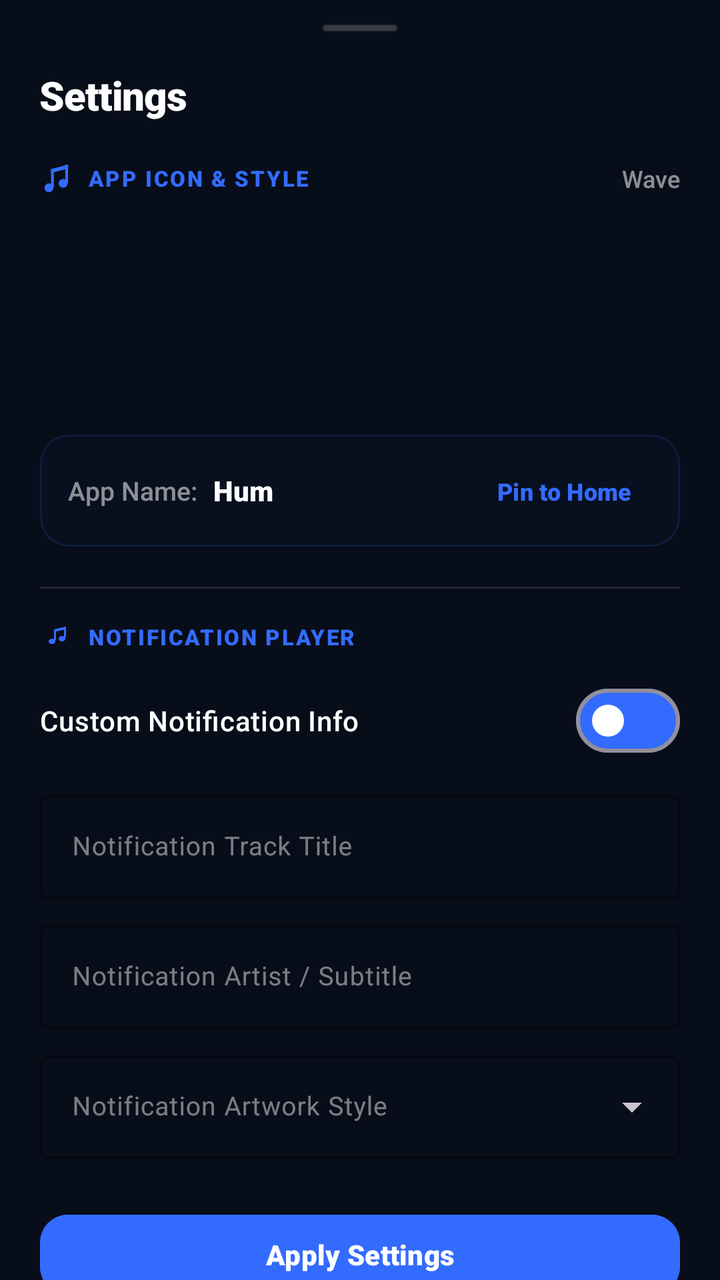
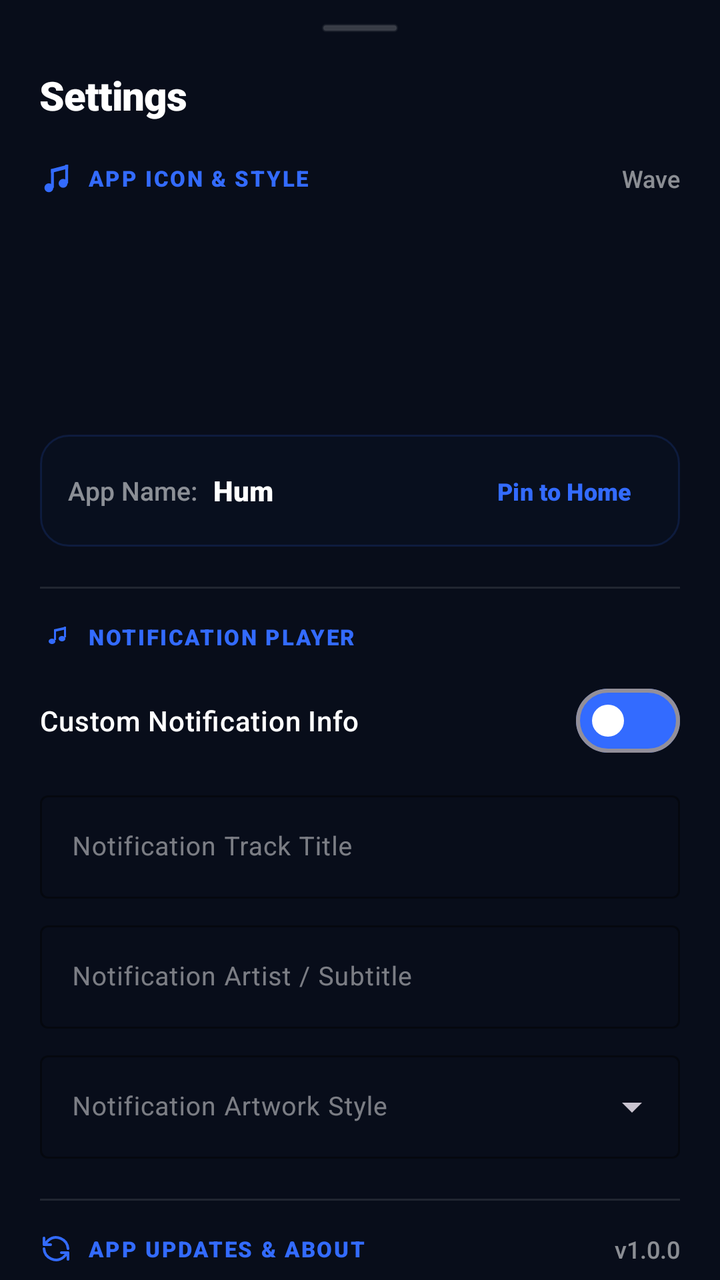

Two renders of the same Android screen: before a commit and after it. Below are the layout's source before the change and the commit's diff.
<!-- AndroidManifest.xml: application theme Theme.BraveMusic -->
<!-- res/layout/dialog_settings.xml -->
<?xml version="1.0" encoding="utf-8"?>
<androidx.core.widget.NestedScrollView xmlns:android="http://schemas.android.com/apk/res/android"
    xmlns:app="http://schemas.android.com/apk/res-auto"
    android:layout_width="match_parent"
    android:layout_height="wrap_content"
    android:background="#080D1A"
    android:overScrollMode="never">

    <LinearLayout
        android:layout_width="match_parent"
        android:layout_height="wrap_content"
        android:orientation="vertical"
        android:paddingHorizontal="20dp"
        android:paddingTop="12dp"
        android:paddingBottom="24dp">

        
        <View
            android:layout_width="38dp"
            android:layout_height="4dp"
            android:layout_gravity="center_horizontal"
            android:layout_marginBottom="18dp"
            android:background="@drawable/bg_drop_loading_pill"
            android:backgroundTint="#33FFFFFF" />

        
        <LinearLayout
            android:layout_width="match_parent"
            android:layout_height="wrap_content"
            android:gravity="center_vertical"
            android:orientation="horizontal">

            <TextView
                android:layout_width="0dp"
                android:layout_height="wrap_content"
                android:layout_weight="1"
                android:text="Settings"
                android:textColor="#FFFFFF"
                android:textSize="20sp"
                android:fontFamily="sans-serif-black"
                android:letterSpacing="-0.02" />
        </LinearLayout>

        
        <LinearLayout
            android:id="@+id/headerIconSection"
            android:layout_width="match_parent"
            android:layout_height="wrap_content"
            android:layout_marginTop="20dp"
            android:gravity="center_vertical"
            android:orientation="horizontal">

            <ImageView
                android:layout_width="16dp"
                android:layout_height="16dp"
                android:src="@drawable/ic_music_note_small"
                app:tint="@color/neon_coral"
                android:contentDescription="Icon" />

            <TextView
                android:layout_width="0dp"
                android:layout_height="wrap_content"
                android:layout_marginStart="8dp"
                android:layout_weight="1"
                android:text="APP ICON &amp; STYLE"
                android:textColor="@color/neon_coral"
                android:textSize="11sp"
                android:fontFamily="sans-serif-black"
                android:letterSpacing="0.08" />

            <TextView
                android:id="@+id/tvActiveIconLabel"
                android:layout_width="wrap_content"
                android:layout_height="wrap_content"
                android:text="Wave"
                android:textColor="#88FFFFFF"
                android:textSize="12sp"
                android:fontFamily="sans-serif-medium" />
        </LinearLayout>

        
        <androidx.recyclerview.widget.RecyclerView
            android:id="@+id/rvIconStyles"
            android:layout_width="match_parent"
            android:layout_height="96dp"
            android:layout_marginTop="12dp"
            android:clipToPadding="false"
            android:overScrollMode="never"
            android:scrollbars="none" />

        
        <LinearLayout
            android:layout_width="match_parent"
            android:layout_height="wrap_content"
            android:layout_marginTop="12dp"
            android:background="@drawable/bg_settings_card"
            android:paddingHorizontal="14dp"
            android:paddingVertical="10dp"
            android:gravity="center_vertical"
            android:orientation="horizontal">

            <TextView
                android:layout_width="wrap_content"
                android:layout_height="wrap_content"
                android:text="App Name:"
                android:textColor="#88FFFFFF"
                android:textSize="13sp"
                android:fontFamily="sans-serif-medium" />

            <TextView
                android:id="@+id/tvAppNameFixed"
                android:layout_width="0dp"
                android:layout_height="wrap_content"
                android:layout_marginStart="8dp"
                android:layout_weight="1"
                android:text="Hum"
                android:textColor="#FFFFFF"
                android:textSize="14sp"
                android:fontFamily="sans-serif-black" />

            <com.google.android.material.button.MaterialButton
                android:id="@+id/btnPinShortcut"
                style="@style/Widget.Material3.Button.TextButton"
                android:layout_width="wrap_content"
                android:layout_height="36dp"
                android:paddingHorizontal="8dp"
                android:text="Pin to Home"
                android:textColor="@color/neon_coral"
                android:textSize="12sp"
                android:fontFamily="sans-serif-black" />
        </LinearLayout>

        
        <View
            android:layout_width="match_parent"
            android:layout_height="1dp"
            android:layout_marginTop="20dp"
            android:layout_marginBottom="16dp"
            android:background="#1AFFFFFF" />

        
        <LinearLayout
            android:layout_width="match_parent"
            android:layout_height="wrap_content"
            android:gravity="center_vertical"
            android:orientation="horizontal">

            <ImageView
                android:layout_width="16dp"
                android:layout_height="16dp"
                android:src="@drawable/ic_notification_music"
                app:tint="@color/neon_coral"
                android:contentDescription="Notification" />

            <TextView
                android:layout_width="wrap_content"
                android:layout_marginStart="8dp"
                android:layout_height="wrap_content"
                android:text="NOTIFICATION PLAYER"
                android:textColor="@color/neon_coral"
                android:textSize="11sp"
                android:fontFamily="sans-serif-black"
                android:letterSpacing="0.08" />
        </LinearLayout>

        <com.google.android.material.materialswitch.MaterialSwitch
            android:id="@+id/switchCustomMetadata"
            android:layout_width="match_parent"
            android:layout_height="wrap_content"
            android:layout_marginTop="10dp"
            android:text="Custom Notification Info"
            android:textColor="#FFFFFF"
            android:textSize="14sp"
            android:fontFamily="sans-serif-medium"
            app:thumbTint="#FFFFFF"
            app:trackTint="@color/neon_coral" />

        
        <LinearLayout
            android:id="@+id/layoutCustomFields"
            android:layout_width="match_parent"
            android:layout_height="wrap_content"
            android:layout_marginTop="8dp"
            android:orientation="vertical">

            <com.google.android.material.textfield.TextInputLayout
                android:layout_width="match_parent"
                android:layout_height="wrap_content"
                android:hint="Notification Track Title"
                android:textColorHint="#77FFFFFF"
                app:boxStrokeColor="@color/neon_coral"
                app:boxStrokeWidth="1dp"
                app:boxStrokeWidthFocused="1.5dp">

                <com.google.android.material.textfield.TextInputEditText
                    android:id="@+id/etCustomTitle"
                    android:layout_width="match_parent"
                    android:layout_height="wrap_content"
                    android:singleLine="true"
                    android:textColor="#FFFFFF"
                    android:textSize="13sp" />
            </com.google.android.material.textfield.TextInputLayout>

            <com.google.android.material.textfield.TextInputLayout
                android:layout_width="match_parent"
                android:layout_height="wrap_content"
                android:layout_marginTop="8dp"
                android:hint="Notification Artist / Subtitle"
                android:textColorHint="#77FFFFFF"
                app:boxStrokeColor="@color/neon_coral"
                app:boxStrokeWidth="1dp"
                app:boxStrokeWidthFocused="1.5dp">

                <com.google.android.material.textfield.TextInputEditText
                    android:id="@+id/etCustomArtist"
                    android:layout_width="match_parent"
                    android:layout_height="wrap_content"
                    android:singleLine="true"
                    android:textColor="#FFFFFF"
                    android:textSize="13sp" />
            </com.google.android.material.textfield.TextInputLayout>

            <com.google.android.material.textfield.TextInputLayout
                android:id="@+id/layoutArtworkDropdown"
                style="@style/Widget.Material3.TextInputLayout.OutlinedBox.ExposedDropdownMenu"
                android:layout_width="match_parent"
                android:layout_height="wrap_content"
                android:layout_marginTop="8dp"
                android:hint="Notification Artwork Style"
                android:textColorHint="#77FFFFFF"
                app:boxStrokeColor="@color/neon_coral"
                app:boxStrokeWidth="1dp"
                app:boxStrokeWidthFocused="1.5dp">

                <com.google.android.material.textfield.MaterialAutoCompleteTextView
                    android:id="@+id/actvArtwork"
                    android:layout_width="match_parent"
                    android:layout_height="wrap_content"
                    android:inputType="none"
                    android:textColor="#FFFFFF"
                    android:textSize="13sp" />
            </com.google.android.material.textfield.TextInputLayout>
        </LinearLayout>

        
        <com.google.android.material.button.MaterialButton
            android:id="@+id/btnSaveSettings"
            android:layout_width="match_parent"
            android:layout_height="48dp"
            android:layout_marginTop="24dp"
            android:backgroundTint="@color/neon_coral"
            android:text="Apply Settings"
            android:textColor="#FFFFFF"
            android:textSize="14sp"
            android:fontFamily="sans-serif-black"
            app:cornerRadius="14dp" />

    </LinearLayout>
</androidx.core.widget.NestedScrollView>
<!-- resources referenced by this layout -->
<resources>
  <color name="neon_coral">#336BFF</color>
  <!-- drawable bg_drop_loading_pill (drawable) -->
  <?xml version="1.0" encoding="utf-8"?>
  <shape xmlns:android="http://schemas.android.com/apk/res/android"
      android:shape="rectangle">
      <solid android:color="#F2080D1A" />
      <stroke
          android:width="1.2dp"
          android:color="#4D336BFF" />
      <corners android:radius="24dp" />
  </shape>
  <!-- drawable bg_settings_card (drawable) -->
  <?xml version="1.0" encoding="utf-8"?>
  <shape xmlns:android="http://schemas.android.com/apk/res/android"
      android:shape="rectangle">
      <solid android:color="#14182B4A" />
      <stroke
          android:width="1dp"
          android:color="#26336BFF" />
      <corners android:radius="14dp" />
  </shape>
  <!-- drawable ic_music_note_small (drawable) -->
  <?xml version="1.0" encoding="utf-8"?>
  <vector xmlns:android="http://schemas.android.com/apk/res/android"
      android:width="18dp"
      android:height="18dp"
      android:viewportWidth="18"
      android:viewportHeight="18">
      
      <path
          android:fillColor="#FF5500"
          android:pathData="M5,12 a2.5,2.5 0 1,1 0,5 a2.5,2.5 0 1,1 0,-5 Z" />
      <path
          android:fillColor="#FF5500"
          android:pathData="M13,9.5 a2.5,2.5 0 1,1 0,5 a2.5,2.5 0 1,1 0,-5 Z" />
      <path
          android:fillColor="#FF5500"
          android:pathData="M6.2,4 h1.6 v10.5 h-1.6 Z" />
      <path
          android:fillColor="#FF5500"
          android:pathData="M14.2,1.5 h1.6 v10.5 h-1.6 Z" />
      <path
          android:fillColor="#FF5500"
          android:pathData="M6.2,4 L15.8,1.5 L15.8,3.7 L6.2,6.2 Z" />
  </vector>
  <!-- drawable ic_notification_music (drawable) -->
  <?xml version="1.0" encoding="utf-8"?>
  <vector xmlns:android="http://schemas.android.com/apk/res/android"
      android:width="24dp"
      android:height="24dp"
      android:viewportWidth="24"
      android:viewportHeight="24">
      
      <path
          android:fillColor="#FFFFFF"
          android:pathData="M9,13.5 C10.4,13.5 11.5,14.4 11.5,15.5 C11.5,16.6 10.4,17.5 9,17.5 C7.6,17.5 6.5,16.6 6.5,15.5 C6.5,14.4 7.6,13.5 9,13.5 Z" />
      <path
          android:fillColor="#FFFFFF"
          android:pathData="M10.5,6.5 h1.5 v8 h-1.5 Z" />
      <path
          android:fillColor="#FFFFFF"
          android:pathData="M16.5,11.5 C17.9,11.5 19,12.4 19,13.5 C19,14.6 17.9,15.5 16.5,15.5 C15.1,15.5 14,14.6 14,13.5 C14,12.4 15.1,11.5 16.5,11.5 Z" />
      <path
          android:fillColor="#FFFFFF"
          android:pathData="M18,4.5 h1.5 v8 h-1.5 Z" />
      <path
          android:fillColor="#FFFFFF"
          android:pathData="M10.5,6.5 L19.5,4.5 L19.5,6.5 L10.5,8.5 Z" />
  </vector>
  <style name="Theme.BraveMusic" parent="Theme.Material3.Dark.NoActionBar">
          <item name="android:statusBarColor">@color/oled_black</item>
          <item name="android:navigationBarColor">@color/oled_black</item>
          <item name="android:windowBackground">@color/oled_black</item>
          <item name="colorPrimary">@color/brave_orange</item>
          <item name="colorSurface">@color/oled_black</item>
      </style>
  <color name="oled_black">#000000</color>
  <color name="brave_orange">#FF5500</color>
</resources>

<!-- the commit's change to res/layout/dialog_settings.xml (unified diff, before → after) -->
@@ -243,6 +243,66 @@
         </LinearLayout>
 
         
+        <View
+            android:layout_width="match_parent"
+            android:layout_height="1dp"
+            android:layout_marginTop="20dp"
+            android:layout_marginBottom="16dp"
+            android:background="#1AFFFFFF" />
+
+        
+        <LinearLayout
+            android:layout_width="match_parent"
+            android:layout_height="wrap_content"
+            android:gravity="center_vertical"
+            android:orientation="horizontal">
+
+            <ImageView
+                android:layout_width="16dp"
+                android:layout_height="16dp"
+                android:src="@drawable/ic_update"
+                app:tint="@color/neon_coral"
+                android:contentDescription="Updates" />
+
+            <TextView
+                android:layout_width="0dp"
+                android:layout_height="wrap_content"
+                android:layout_marginStart="8dp"
+                android:layout_weight="1"
+                android:text="APP UPDATES &amp; ABOUT"
+                android:textColor="@color/neon_coral"
+                android:textSize="11sp"
+                android:fontFamily="sans-serif-black"
+                android:letterSpacing="0.08" />
+
+            <TextView
+                android:id="@+id/tvCurrentVersion"
+                android:layout_width="wrap_content"
+                android:layout_height="wrap_content"
+                android:text="v1.0.0"
+                android:textColor="#88FFFFFF"
+                android:textSize="12sp"
+                android:fontFamily="sans-serif-medium" />
+        </LinearLayout>
+
+        <com.google.android.material.button.MaterialButton
+            android:id="@+id/btnCheckForUpdates"
+            style="@style/Widget.Material3.Button.OutlinedButton"
+            android:layout_width="match_parent"
+            android:layout_height="48dp"
+            android:layout_marginTop="12dp"
+            android:text="Check for updates"
+            android:textColor="#FFFFFF"
+            android:textSize="13sp"
+            android:fontFamily="sans-serif-bold"
+            app:strokeColor="#33FFFFFF"
+            app:strokeWidth="1dp"
+            app:cornerRadius="14dp"
+            app:icon="@drawable/ic_update"
+            app:iconGravity="textStart"
+            app:iconTint="#FFFFFF" />
+
+        
         <com.google.android.material.button.MaterialButton
             android:id="@+id/btnSaveSettings"
             android:layout_width="match_parent"
<!-- resource entries referenced after the edit -->
@@ -69,6 +69,21 @@
           android:fillColor="#FFFFFF"
           android:pathData="M10.5,6.5 L19.5,4.5 L19.5,6.5 L10.5,8.5 Z" />
   </vector>
+  <!-- drawable ic_update (drawable) -->
+  <?xml version="1.0" encoding="utf-8"?>
+  <vector xmlns:android="http://schemas.android.com/apk/res/android"
+      android:width="24dp"
+      android:height="24dp"
+      android:viewportWidth="24"
+      android:viewportHeight="24">
+      <path
+          android:strokeColor="#FFFFFF"
+          android:strokeWidth="2"
+          android:strokeLineCap="round"
+          android:strokeLineJoin="round"
+          android:fillColor="#00000000"
+          android:pathData="M21,12 A9,9 0 0,0 6.34,5.64 L3,9 M3,4 v5 h5 M3,12 A9,9 0 0,0 17.66,18.36 L21,15 M21,20 v-5 h-5" />
+  </vector>
   <style name="Theme.BraveMusic" parent="Theme.Material3.Dark.NoActionBar">
           <item name="android:statusBarColor">@color/oled_black</item>
           <item name="android:navigationBarColor">@color/oled_black</item>
